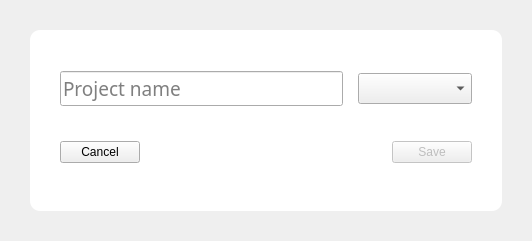
First picture: the form in uis/scripts/ui_project_editor.ui, repository GorgeousOne/TaskManagementApp, before the edit.
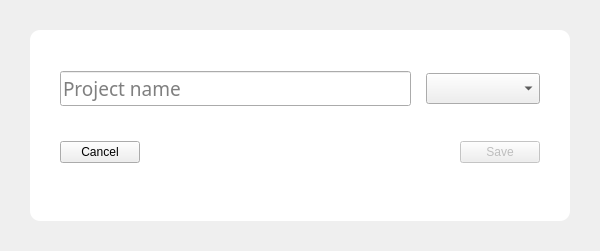
Second picture: the form after the edit.

```diff
--- a/uis/scripts/ui_project_editor.ui
+++ b/uis/scripts/ui_project_editor.ui
@@ -6,8 +6,8 @@
    <rect>
     <x>0</x>
     <y>0</y>
-    <width>532</width>
-    <height>241</height>
+    <width>600</width>
+    <height>251</height>
    </rect>
   </property>
   <property name="font">
@@ -70,7 +70,7 @@
        <number>30</number>
       </property>
       <property name="bottomMargin">
-       <number>40</number>
+       <number>50</number>
       </property>
       <item>
        <layout class="QHBoxLayout" name="horizontal:layout">
```
